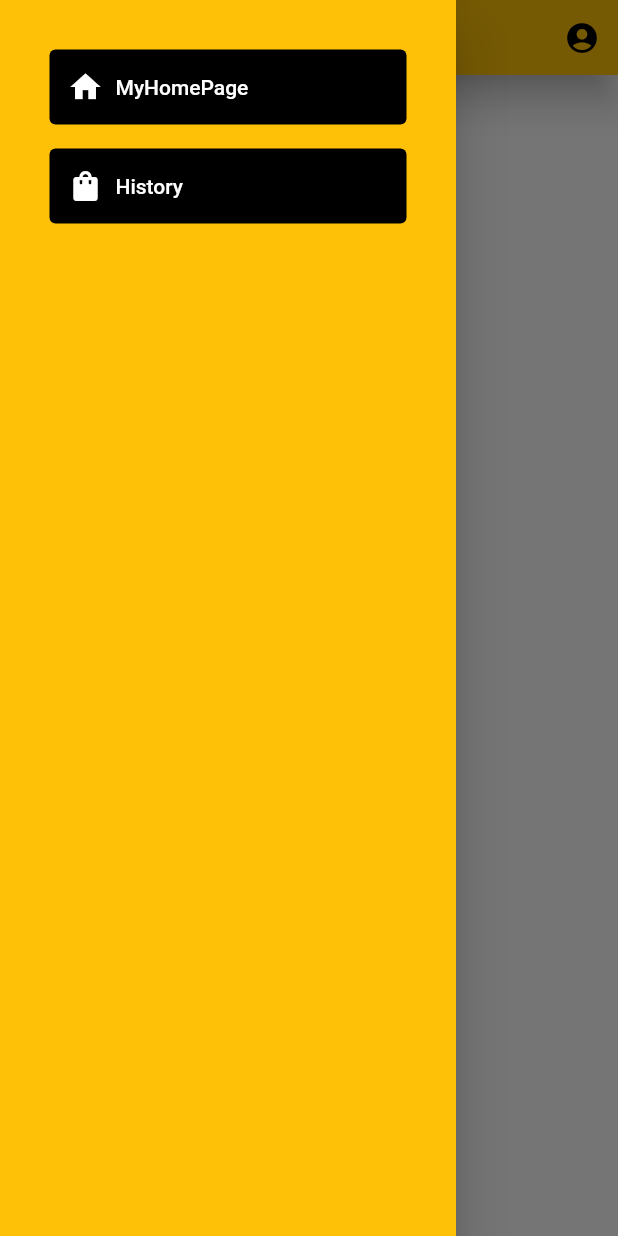
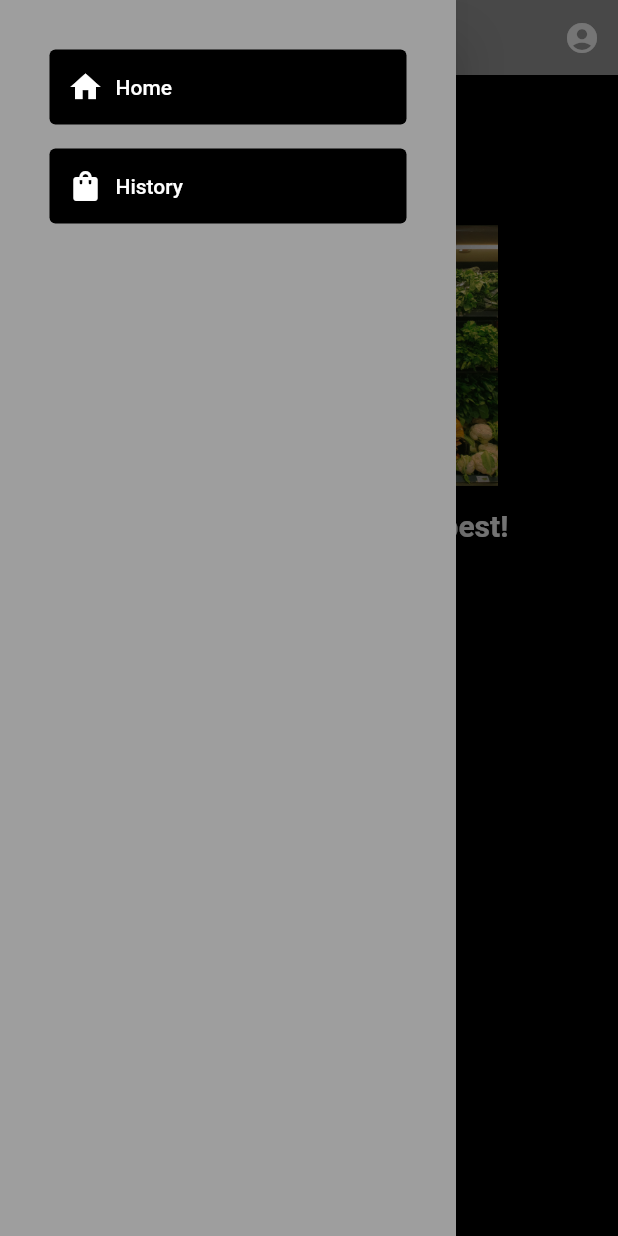
Before and after one commit to Samuel609/Asbeza, a Flutter app: the screen it shows after launch, with the side drawer open, on a phone screen of 412 x 824 dp. Run offline on Flutter 3.47's test engine with Material 2 defaults, Android fonts, the phone set to English and light mode, and no system bars; our stand-ins replace bloc, equatable, flutter_bloc.

Commit message:
more updates on the ui

```diff
--- a/lib/Presentation/MyHomePage.dart
+++ b/lib/Presentation/MyHomePage.dart
@@ -16,7 +16,7 @@ class _MyHomePageState extends State<MyHomePage> {
   @override
   Widget build(BuildContext context) {
     return Scaffold(
-      backgroundColor: Colors.white,
+      backgroundColor: Colors.black,
       appBar: const PreferredSize(
         preferredSize: Size.fromHeight(50),
         child: appBar(),
@@ -28,17 +28,19 @@ class _MyHomePageState extends State<MyHomePage> {
             return Column(
               children: [
                 Padding(
-                    padding: const EdgeInsets.fromLTRB(40, 100, 80, 50),
+                    padding: const EdgeInsets.fromLTRB(100, 100, 80, 0),
                     child: Image.asset(
-                      'assets/tt.jpg',
-                      width: 150,
+                      'assets/rr.jpg',
+                      width: 1000,
+                      fit: BoxFit.fitWidth,
+                      colorBlendMode: BlendMode.darken,
                     )),
                 const Padding(
-                  padding: EdgeInsets.all(25.0),
+                  padding: EdgeInsets.all(15.0),
                   child: Text(
                     "Offering the best for the best!",
                     style: TextStyle(
-                        color: Colors.amber,
+                        color: Colors.white,
                         fontSize: 20,
                         fontWeight: FontWeight.bold),
                     textAlign: TextAlign.center,
@@ -54,7 +56,7 @@ class _MyHomePageState extends State<MyHomePage> {
                           fontSize: 15,
                           fontWeight: FontWeight.w500,
                           color: Colors.white),
-                      padding: const EdgeInsets.all(22.0)),
+                      padding: const EdgeInsets.all(24.0)),
                   child: const Text("Start"),
                 ),
               ],
@@ -74,13 +76,12 @@ class _MyHomePageState extends State<MyHomePage> {
                   final itemval = state.itemss[index];
                   return Column(
                     children: [
-
                       Row(
                         children: [
                           Column(
                             children: [
                               Card(
-                                elevation: 0,
+                                elevation: 100,
                                 child: Container(
                                   decoration: BoxDecoration(
                                       image: DecorationImage(
@@ -105,12 +106,12 @@ class _MyHomePageState extends State<MyHomePage> {
                                         Text(
                                           itemval.title,
                                           style: const TextStyle(
-                                              color: Colors.black),
+                                              color: Colors.white),
                                         ),
                                         Text(
                                           "${itemval.Price}\$",
                                           style: const TextStyle(
-                                              color: Colors.black,
+                                              color: Colors.white,
                                               fontWeight: FontWeight.w900),
                                         )
                                       ],
@@ -123,7 +124,7 @@ class _MyHomePageState extends State<MyHomePage> {
                                       },
                                       icon: const Icon(
                                         Icons.shopping_cart_checkout_rounded,
-                                        color: Colors.black,
+                                        color: Colors.white,
                                         size: 40,
                                       ))
                                 ],
--- a/lib/extra/appbar.dart
+++ b/lib/extra/appbar.dart
@@ -7,10 +7,10 @@ class appBar extends StatelessWidget {
   @override
   Widget build(BuildContext context) {
     return AppBar(
-      backgroundColor: Colors.amber,
+      backgroundColor: Colors.grey,
       elevation: 10,
-      foregroundColor: Colors.black,
-      title: const Text("Asveza"),
+      foregroundColor: Colors.white,
+      title: const Text("GroceryTk"),
       actions: [
         IconButton(
           onPressed: () {
--- a/lib/extra/drawer.dart
+++ b/lib/extra/drawer.dart
@@ -5,7 +5,7 @@ import '../routes.dart';
 class drawer extends StatelessWidget {
   drawer({super.key});
   final drawerItems = [
-    {"title": "MyHomePage", "route": Routes.MyHomePage, "icon": Icons.home},
+    {"title": "Home", "route": Routes.MyHomePage, "icon": Icons.home},
     {"title": "History", "route": Routes.History, "icon": Icons.shopping_bag},
   ];
 
@@ -13,7 +13,7 @@ class drawer extends StatelessWidget {
   Widget build(BuildContext context) {
     return SafeArea(
       child: Drawer(
-          backgroundColor: Colors.amber,
+          backgroundColor: Colors.grey,
           child: Container(
             margin: const EdgeInsets.all(25),
             child: ListView.builder(
--- a/pubspec.yaml
+++ b/pubspec.yaml
@@ -65,7 +65,7 @@ flutter:
   # To add assets to your application, add an assets section, like this:
   assets:
     - assets/jj.jpg
-    - assets/pp.jpg
+    - assets/rr.jpg
     - assets/tt.jpg
 
   # An image asset can refer to one or more resolution-specific "variants", see
```
Also changed, not shown: lib/Presentation/Profile.dart (+12 -12 lines), assets/pp.jpg (deleted), assets/rr.jpg (added).
